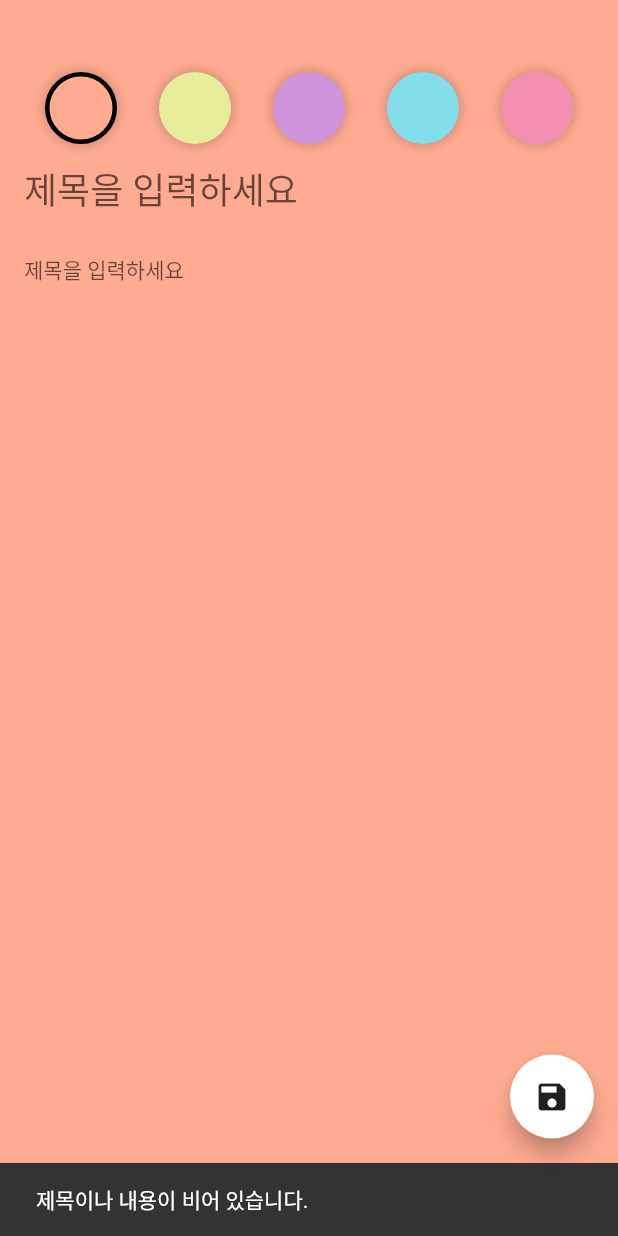
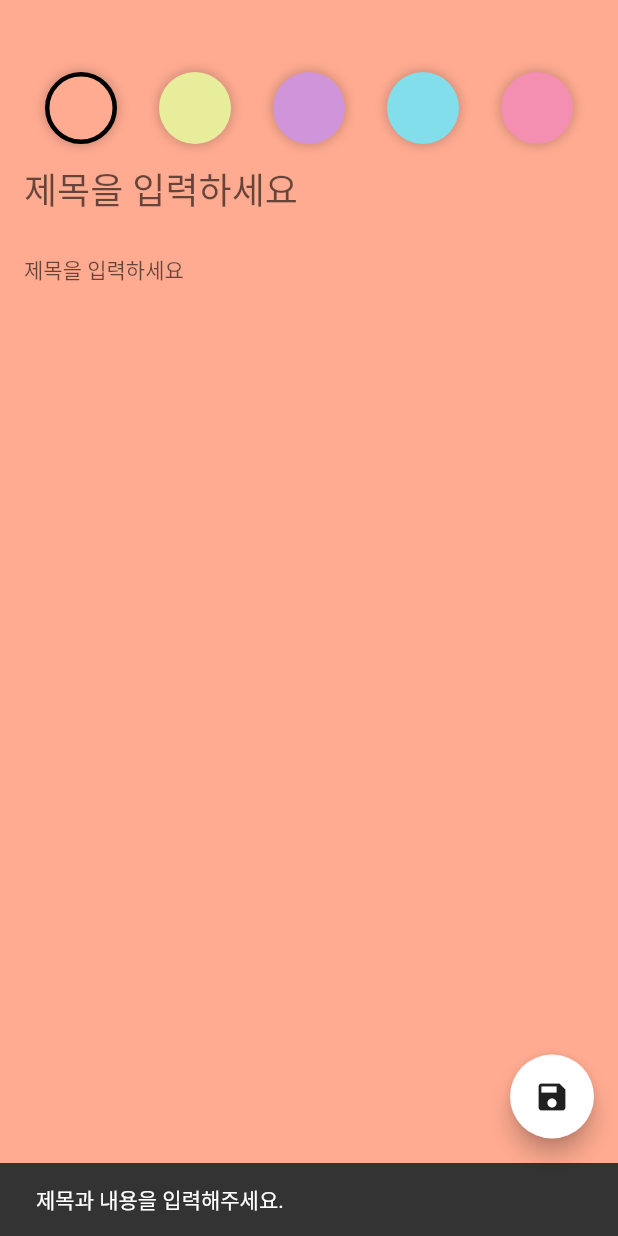
Before and after one commit to JaeSeon-Yu/simple_note, a Flutter app: the AddEditNoteScreen screen opened by its route, after a tap on the "save" icon, on a phone screen of 412 x 824 dp. Run offline on Flutter 3.47's test engine with Material 2 defaults, Android fonts, the phone set to English and light mode, and no system bars; our stand-ins replace freezed_annotation, sqflite; accounts and stored records are empty; generated files the repository leaves out were written again.

Commit message:
usecase 감싸기

```diff
--- a/lib/domain/model/note.dart
+++ b/lib/domain/model/note.dart
@@ -1,5 +1,3 @@
-import 'dart:ui';
-
 import 'package:freezed_annotation/freezed_annotation.dart';
 
 part 'note.freezed.dart';
--- a/lib/presentation/add_edit_note/add_edit_note_screen.dart
+++ b/lib/presentation/add_edit_note/add_edit_note_screen.dart
@@ -1,11 +1,9 @@
 import 'dart:async';
 
 import 'package:flutter/material.dart';
-import 'package:logger/logger.dart';
 import 'package:provider/provider.dart';
 import 'package:simple_note/domain/model/note.dart';
 import 'package:simple_note/presentation/add_edit_note/add_edit_note_event.dart';
-import 'package:simple_note/presentation/add_edit_note/add_edit_note_ui_event.dart';
 import 'package:simple_note/presentation/add_edit_note/add_edit_note_view_model.dart';
 import 'package:simple_note/ui/colors.dart';
 
@@ -41,6 +39,9 @@ class _AddEditNoteScreenState extends State<AddEditNoteScreen> {
       _streamSubscription = viewModel.eventStream.listen((event) {
         event.when(saveNote: () {
           Navigator.pop(context, true);
+        }, showSnackBar: (String message) {
+          final snackBar = SnackBar(content: Text(message));
+          ScaffoldMessenger.of(context).showSnackBar(snackBar);
         });
       });
 
@@ -53,7 +54,6 @@ class _AddEditNoteScreenState extends State<AddEditNoteScreen> {
         _contentController.text = note!.content;
         viewModel.onEvent(AddEditNoteEvent.changeColor(note!.color));
       }
-
     });
   }
 
@@ -61,15 +61,9 @@ class _AddEditNoteScreenState extends State<AddEditNoteScreen> {
   Widget build(BuildContext context) {
     final viewModel = context.watch<AddEditNoteViewModel>();
 
-
     return Scaffold(
       floatingActionButton: FloatingActionButton(
         onPressed: () {
-          if (_titleController.text.isEmpty ||
-              _contentController.text.isEmpty) {
-            const snackBar = SnackBar(content: Text('제목이나 내용이 비어 있습니다.'));
-            ScaffoldMessenger.of(context).showSnackBar(snackBar);
-          } else {
           viewModel.onEvent(
             AddEditNoteEvent.saveNote(
               note?.id,
@@ -77,7 +71,6 @@ class _AddEditNoteScreenState extends State<AddEditNoteScreen> {
               _contentController.text,
             ),
           );
-          }
         },
         child: const Icon(Icons.save),
       ),
--- a/lib/presentation/add_edit_note/add_edit_note_ui_event.dart
+++ b/lib/presentation/add_edit_note/add_edit_note_ui_event.dart
@@ -5,4 +5,5 @@ part 'add_edit_note_ui_event.freezed.dart';
 @freezed
 abstract class AddEditNoteUIEvent<T> with _$AddEditNoteUIEvent<T> {
   const factory AddEditNoteUIEvent.saveNote() = SaveNote;
+  const factory AddEditNoteUIEvent.showSnackBar(String message) = ShowSnackBar;
 }
--- a/lib/presentation/add_edit_note/add_edit_note_view_model.dart
+++ b/lib/presentation/add_edit_note/add_edit_note_view_model.dart
@@ -15,7 +15,6 @@ class AddEditNoteViewModel with ChangeNotifier {
   int get color => _color;
 
   final _eventController = StreamController<AddEditNoteUIEvent>.broadcast();
-
   Stream<AddEditNoteUIEvent> get eventStream => _eventController.stream;
 
   AddEditNoteViewModel(this.repository);
@@ -33,6 +32,11 @@ class AddEditNoteViewModel with ChangeNotifier {
   }
 
   Future<void> _saveNote(int? id, String title, String content) async {
+    if(title.isEmpty || content.isEmpty){
+      _eventController.add(const AddEditNoteUIEvent.showSnackBar('제목과 내용을 입력해주세요.'));
+      return;
+    }
+
     Note note = Note(
       id: id,
       title: title,
--- a/lib/presentation/notes/notes_event.dart
+++ b/lib/presentation/notes/notes_event.dart
@@ -6,6 +6,6 @@ part 'notes_event.freezed.dart';
 @freezed
 abstract class NotesEvent<T> with _$NotesEvent<T> {
   const factory NotesEvent.loadNotes() = LoadNotes;
-  const factory NotesEvent.deleteNote(Note note) = DeleteNote;
+  const factory NotesEvent.removeNote(Note note) = RemoveNote;
   const factory NotesEvent.restoreNote() = RestoreNote;
 }
--- a/lib/presentation/notes/notes_screen.dart
+++ b/lib/presentation/notes/notes_screen.dart
@@ -1,5 +1,3 @@
-import 'dart:developer';
-
 import 'package:flutter/material.dart';
 import 'package:provider/provider.dart';
 import 'package:simple_note/presentation/notes/components/note_item.dart';
@@ -55,7 +53,7 @@ class NotesScreen extends StatelessWidget {
                 child: NoteItem(
                   note: note,
                   onDeleteTap: () {
-                    viewModel.onEvent(NotesEvent.deleteNote(note));
+                    viewModel.onEvent(NotesEvent.removeNote(note));
 
                     final snackBar = SnackBar(
                       content: const Text("노트를 삭제했습니다."),
@@ -72,8 +70,6 @@ class NotesScreen extends StatelessWidget {
                 ),
               ),
             )
-            .toList()
-            .reversed
             .toList(),
       ),
     );
```
Also changed, not shown: lib/di/provider_setup.dart (+14 -1 lines), lib/domain/use_case/get_notes.dart (+6 -1 lines), lib/domain/use_case/use_cases.dart (added, +21 -0 lines), lib/presentation/notes/notes_view_model.dart (+14 -11 lines). Lines whose indentation alone changed are shown as unchanged.
